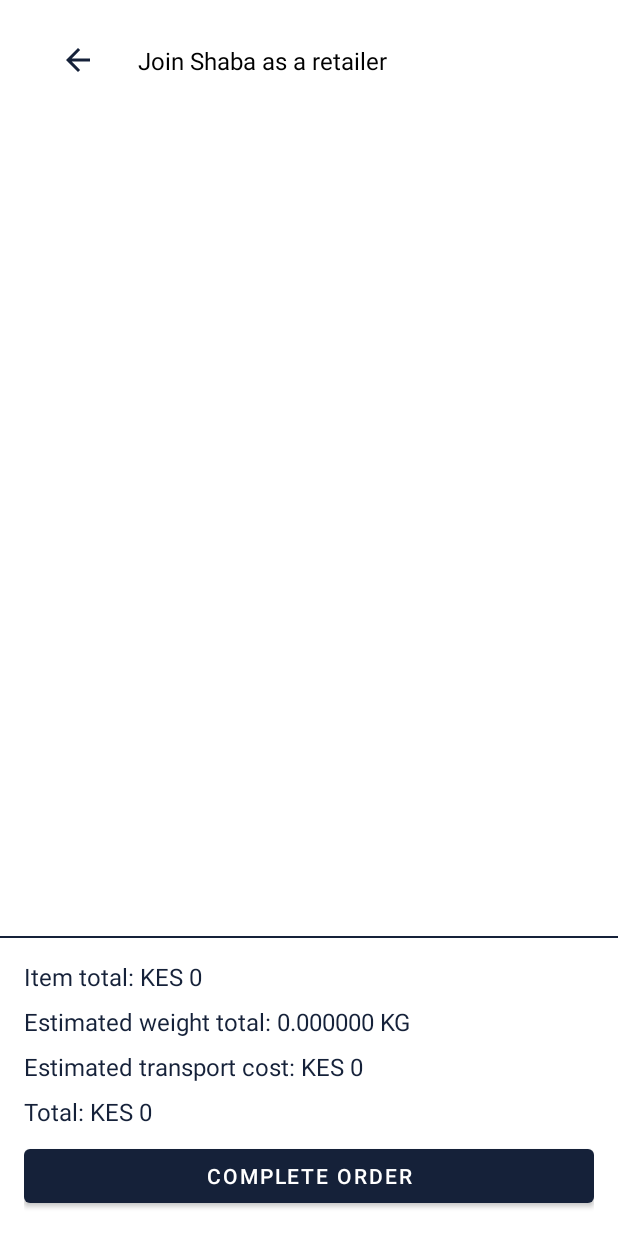
After one commit to jSangKibet/ShabaRetailerApp, an Android app: the fragment CartFragment placed in its activity, on a phone screen of 412 x 824 dp. The commit adds this screen. Run offline under Robolectric (Android 15) with nearby library versions, the phone set to English and light mode, and no system bars; our stand-ins replace Firebase (no records; nobody signed in at launch, a user with empty details on screens opened directly).

Commit message:
Item catalog show quantity in cart

```diff
--- a/app/src/main/java/com/acework/shabaretailer/CatalogActivity.java
+++ b/app/src/main/java/com/acework/shabaretailer/CatalogActivity.java
@@ -8,6 +8,7 @@ import androidx.appcompat.app.AppCompatActivity;
 import androidx.fragment.app.Fragment;
 import androidx.lifecycle.ViewModelProvider;
 
+import com.acework.shabaretailer.catalog.CartFragment;
 import com.acework.shabaretailer.catalog.CartItemFragment;
 import com.acework.shabaretailer.catalog.CatalogFragment;
 import com.acework.shabaretailer.model.Item;
@@ -24,8 +25,10 @@ import java.util.List;
 public class CatalogActivity extends AppCompatActivity {
     private CatalogFragment catalogFragment;
     private CartItemFragment cartItemFragment;
+    private CartFragment cartFragment;
     private Fragment activeFragment;
     private CartViewModel cartViewModel;
+    private boolean fromCatalog;
 
     @Override
     protected void onCreate(Bundle savedInstanceState) {
@@ -38,13 +41,27 @@ public class CatalogActivity extends AppCompatActivity {
 
     public void toCatalog() {
         getSupportFragmentManager().beginTransaction().hide(activeFragment).show(catalogFragment).commit();
-        activeFragment=catalogFragment;
+        activeFragment = catalogFragment;
     }
 
-    public void toCartItem(Item item) {
+    public void toCartItem(Item item, boolean fromCatalog) {
+        this.fromCatalog = fromCatalog;
         cartItemFragment.setItem(item);
         getSupportFragmentManager().beginTransaction().hide(activeFragment).show(cartItemFragment).commit();
-        activeFragment=cartItemFragment;
+        activeFragment = cartItemFragment;
+    }
+
+    public void toCart() {
+        getSupportFragmentManager().beginTransaction().hide(activeFragment).show(cartFragment).commit();
+        activeFragment = cartFragment;
+    }
+
+    public void backFromCatalog() {
+        if (fromCatalog) {
+            toCatalog();
+        } else {
+            toCart();
+        }
     }
 
     private void loadItems() {
@@ -71,7 +88,16 @@ public class CatalogActivity extends AppCompatActivity {
     private void initializeFragments() {
         catalogFragment = new CatalogFragment();
         cartItemFragment = new CartItemFragment();
-        getSupportFragmentManager().beginTransaction().add(R.id.fragment_container, catalogFragment).add(R.id.fragment_container, cartItemFragment).hide(cartItemFragment).show(catalogFragment).commit();
+        cartFragment = new CartFragment();
+        getSupportFragmentManager()
+                .beginTransaction()
+                .add(R.id.fragment_container, catalogFragment)
+                .add(R.id.fragment_container, cartItemFragment)
+                .add(R.id.fragment_container, cartFragment)
+                .hide(cartItemFragment)
+                .hide(cartFragment)
+                .show(catalogFragment)
+                .commit();
         activeFragment = catalogFragment;
     }
 }
--- /dev/null
+++ b/app/src/main/java/com/acework/shabaretailer/adapter/ItemInCartAdapter.java
@@ -0,0 +1,79 @@
+package com.acework.shabaretailer.adapter;
+
+import android.annotation.SuppressLint;
+import android.content.Context;
+import android.view.LayoutInflater;
+import android.view.View;
+import android.view.ViewGroup;
+import android.widget.TextView;
+
+import androidx.annotation.NonNull;
+import androidx.recyclerview.widget.RecyclerView;
+
+import com.acework.shabaretailer.R;
+import com.acework.shabaretailer.model.Item;
+import com.google.android.material.button.MaterialButton;
+
+import java.util.ArrayList;
+import java.util.List;
+
+public class ItemInCartAdapter extends RecyclerView.Adapter<ItemInCartAdapter.ItemViewHolder> {
+    private final LayoutInflater inflater;
+    private final Context context;
+    private final ItemActionListener itemActionListener;
+    private List<Item> itemsInCart;
+
+    public ItemInCartAdapter(Context context, ItemActionListener itemActionListener) {
+        this.context = context;
+        this.inflater = LayoutInflater.from(context);
+        this.itemActionListener = itemActionListener;
+        itemsInCart = new ArrayList<>();
+    }
+
+    @NonNull
+    @Override
+    public ItemViewHolder onCreateViewHolder(@NonNull ViewGroup parent, int viewType) {
+        View itemView = inflater.inflate(R.layout.list_item_item_in_cart, parent, false);
+        return new ItemViewHolder(itemView);
+    }
+
+    @Override
+    public void onBindViewHolder(@NonNull ItemViewHolder holder, int position) {
+        Item item = itemsInCart.get(position);
+        int total=item.getPrice()*item.getQuantity();
+        holder.name.setText(item.getName());
+        holder.total.setText(context.getString(R.string.total_in_cart, item.getPrice(), item.getQuantity(), total));
+        holder.edit.setOnClickListener(v -> itemActionListener.itemSelected(item));
+        holder.delete.setOnClickListener(v -> itemActionListener.itemRemoved(item));
+    }
+
+    @SuppressLint("NotifyDataSetChanged")
+    public void setItems(List<Item> itemsToDisplay) {
+        itemsInCart=itemsToDisplay;
+        notifyDataSetChanged();
+    }
+
+    @Override
+    public int getItemCount() {
+        return itemsInCart.size();
+    }
+
+
+    public interface ItemActionListener {
+        void itemSelected(Item item);
+        void itemRemoved(Item item);
+    }
+
+    public static class ItemViewHolder extends RecyclerView.ViewHolder {
+        private final TextView name, total;
+        private final MaterialButton edit, delete;
+
+        public ItemViewHolder(@NonNull View itemView) {
+            super(itemView);
+            name = itemView.findViewById(R.id.name);
+            edit = itemView.findViewById(R.id.edit);
+            total = itemView.findViewById(R.id.total);
+            delete = itemView.findViewById(R.id.delete);
+        }
+    }
+}
--- /dev/null
+++ b/app/src/main/java/com/acework/shabaretailer/catalog/CartFragment.java
@@ -0,0 +1,114 @@
+package com.acework.shabaretailer.catalog;
+
+import android.os.Bundle;
+import android.view.LayoutInflater;
+import android.view.View;
+import android.view.ViewGroup;
+import android.widget.TextView;
+
+import androidx.annotation.NonNull;
+import androidx.annotation.Nullable;
+import androidx.fragment.app.Fragment;
+import androidx.lifecycle.ViewModelProvider;
+import androidx.recyclerview.widget.LinearLayoutManager;
+import androidx.recyclerview.widget.RecyclerView;
+
+import com.acework.shabaretailer.CatalogActivity;
+import com.acework.shabaretailer.R;
+import com.acework.shabaretailer.adapter.ItemInCartAdapter;
+import com.acework.shabaretailer.model.Item;
+import com.acework.shabaretailer.viewmodel.CartViewModel;
+import com.google.android.material.button.MaterialButton;
+
+import java.util.ArrayList;
+import java.util.List;
+
+public class CartFragment extends Fragment implements ItemInCartAdapter.ItemActionListener {
+    private ItemInCartAdapter adapter;
+    private TextView total, weight, transport, estimatedTotal;
+    private MaterialButton complete, back;
+    private RecyclerView itemList;
+    private CartViewModel cartViewModel;
+
+    @Override
+    public void onCreate(Bundle savedInstanceState) {
+        super.onCreate(savedInstanceState);
+    }
+
+    @Override
+    public View onCreateView(LayoutInflater inflater, ViewGroup container,
+                             Bundle savedInstanceState) {
+        return inflater.inflate(R.layout.fragment_cart, container, false);
+    }
+
+    @Override
+    public void onViewCreated(@NonNull View view, @Nullable Bundle savedInstanceState) {
+        super.onViewCreated(view, savedInstanceState);
+        bindViews(view);
+        initializeList();
+        cartViewModel = new ViewModelProvider(requireActivity()).get(CartViewModel.class);
+        cartViewModel.getCart().observe(getViewLifecycleOwner(), itemsInCart -> {
+            adapter.setItems(getItemsInCart(itemsInCart));
+            computeTotals(itemsInCart);
+        });
+    }
+
+    private void bindViews(View view) {
+        itemList = view.findViewById(R.id.item_list);
+        total = view.findViewById(R.id.total);
+        complete = view.findViewById(R.id.complete_order);
+        weight = view.findViewById(R.id.weight);
+        transport = view.findViewById(R.id.transport);
+        estimatedTotal = view.findViewById(R.id.estimated_total);
+        back= view.findViewById(R.id.back_button);
+        back.setOnClickListener(v -> back());
+    }
+
+    private void initializeList() {
+        itemList.setLayoutManager(new LinearLayoutManager(requireContext()));
+        adapter = new ItemInCartAdapter(requireContext(), this);
+        itemList.setAdapter(adapter);
+    }
+
+    private void computeTotals(List<Item> itemsInCart) {
+        int totalPrice = 0;
+        double weightDbl = 0D;
+
+        for (Item itemInCart : itemsInCart) {
+            if (itemInCart.getQuantity() > 0) {
+                totalPrice += (itemInCart.getQuantity() * itemInCart.getPrice());
+                weightDbl += (itemInCart.getWeight() * itemInCart.getQuantity());
+            }
+        }
+
+        total.setText(getString(R.string.item_total, totalPrice));
+        weight.setText(getString(R.string.weight_total, weightDbl));
+        transport.setText(getString(R.string.transport, 0));
+        estimatedTotal.setText(getString(R.string.total, totalPrice));
+    }
+
+    private List<Item> getItemsInCart(List<Item> cart) {
+        List<Item> itemsInCart = new ArrayList<>();
+        for (Item itemInCart : cart) {
+            if (itemInCart.getQuantity() > 0) {
+                itemsInCart.add(itemInCart);
+            }
+        }
+        return itemsInCart;
+    }
+
+    @Override
+    public void itemRemoved(Item item) {
+        cartViewModel.removeItemFromCart(item.getSku());
+    }
+
+    @Override
+    public void itemSelected(Item item) {
+        ((CatalogActivity) requireActivity()).toCartItem(item, false);
+    }
+
+    private void back() {
+        cartViewModel.refresh();
+        ((CatalogActivity) requireActivity()).backFromCatalog();
+    }
+}
--- a/app/src/main/java/com/acework/shabaretailer/catalog/CartItemFragment.java
+++ b/app/src/main/java/com/acework/shabaretailer/catalog/CartItemFragment.java
@@ -126,7 +126,7 @@ public class CartItemFragment extends Fragment {
     private void back() {
         CartViewModel cartViewModel = new ViewModelProvider(requireActivity()).get(CartViewModel.class);
         cartViewModel.refresh();
-        ((CatalogActivity) requireActivity()).toCatalog();
+        ((CatalogActivity) requireActivity()).backFromCatalog();
     }
 
     public void setItem(Item item) {
--- /dev/null
+++ b/app/src/main/res/drawable/delete_24.xml
@@ -0,0 +1,5 @@
+<vector android:height="24dp" android:tint="#000000"
+    android:viewportHeight="24" android:viewportWidth="24"
+    android:width="24dp" xmlns:android="http://schemas.android.com/apk/res/android">
+    <path android:fillColor="@android:color/white" android:pathData="M6,19c0,1.1 0.9,2 2,2h8c1.1,0 2,-0.9 2,-2V7H6v12zM19,4h-3.5l-1,-1h-5l-1,1H5v2h14V4z"/>
+</vector>
--- /dev/null
+++ b/app/src/main/res/layout/fragment_cart.xml
@@ -0,0 +1,104 @@
+<?xml version="1.0" encoding="utf-8"?>
+<androidx.constraintlayout.widget.ConstraintLayout xmlns:android="http://schemas.android.com/apk/res/android"
+    xmlns:app="http://schemas.android.com/apk/res-auto"
+    xmlns:tools="http://schemas.android.com/tools"
+    android:layout_width="match_parent"
+    android:layout_height="match_parent"
+    android:animateLayoutChanges="true"
+    tools:context=".catalog.CartFragment">
+
+    <androidx.constraintlayout.widget.ConstraintLayout
+        android:id="@+id/header_layout"
+        android:layout_width="match_parent"
+        android:layout_height="wrap_content"
+        android:padding="16dp"
+        app:layout_constraintTop_toTopOf="parent">
+
+        <com.google.android.material.button.MaterialButton
+            android:id="@+id/back_button"
+            style="@style/Widget.MaterialComponents.Button.TextButton"
+            android:layout_width="wrap_content"
+            android:layout_height="wrap_content"
+            android:layout_marginStart="16dp"
+            android:minWidth="0dp"
+            app:icon="@drawable/arrow_back_24"
+            app:layout_constraintStart_toStartOf="parent"
+            app:layout_constraintTop_toTopOf="parent" />
+
+        <TextView
+            android:id="@+id/title_text"
+            android:layout_width="wrap_content"
+            android:layout_height="wrap_content"
+            android:layout_marginStart="16dp"
+            android:text="@string/join_shaba_as_a_retailer"
+            android:textColor="@color/black"
+            android:textSize="16sp"
+            app:layout_constraintBottom_toBottomOf="@id/back_button"
+            app:layout_constraintStart_toEndOf="@id/back_button"
+            app:layout_constraintTop_toTopOf="@id/back_button" />
+    </androidx.constraintlayout.widget.ConstraintLayout>
+
+    <androidx.recyclerview.widget.RecyclerView
+        android:id="@+id/item_list"
+        android:layout_width="match_parent"
+        android:layout_height="0dp"
+        android:layout_marginTop="8dp"
+        app:layout_constraintBottom_toTopOf="@id/summary_layout"
+        app:layout_constraintTop_toBottomOf="@id/header_layout" />
+
+    <androidx.constraintlayout.widget.ConstraintLayout
+        android:id="@+id/summary_layout"
+        android:layout_width="match_parent"
+        android:layout_height="wrap_content"
+        android:background="@drawable/bg_white_border_primary"
+        android:padding="16dp"
+        app:layout_constraintBottom_toBottomOf="parent">
+
+        <TextView
+            android:id="@+id/total"
+            android:layout_width="wrap_content"
+            android:layout_height="wrap_content"
+            android:layout_marginBottom="8dp"
+            android:textColor="?attr/colorPrimary"
+            android:textSize="16sp"
+            app:layout_constraintBottom_toTopOf="@id/weight"
+            app:layout_constraintStart_toStartOf="parent" />
+
+        <TextView
+            android:id="@+id/weight"
+            android:layout_width="wrap_content"
+            android:layout_height="wrap_content"
+            android:layout_marginBottom="8dp"
+            android:textColor="?attr/colorPrimary"
+            android:textSize="16sp"
+            app:layout_constraintBottom_toTopOf="@id/transport"
+            app:layout_constraintStart_toStartOf="parent" />
+
+        <TextView
+            android:id="@+id/transport"
+            android:layout_width="wrap_content"
+            android:layout_height="wrap_content"
+            android:layout_marginBottom="8dp"
+            android:textColor="?attr/colorPrimary"
+            android:textSize="16sp"
+            app:layout_constraintBottom_toTopOf="@id/estimated_total"
+            app:layout_constraintStart_toStartOf="parent" />
+
+        <TextView
+            android:id="@+id/estimated_total"
+            android:layout_width="wrap_content"
+            android:layout_height="wrap_content"
+            android:layout_marginBottom="8dp"
+            android:textColor="?attr/colorPrimary"
+            android:textSize="16sp"
+            app:layout_constraintBottom_toTopOf="@id/complete_order"
+            app:layout_constraintStart_toStartOf="parent" />
+
+        <com.google.android.material.button.MaterialButton
+            android:id="@+id/complete_order"
+            android:layout_width="match_parent"
+            android:layout_height="wrap_content"
+            android:text="@string/complete_order"
+            app:layout_constraintBottom_toBottomOf="parent" />
+    </androidx.constraintlayout.widget.ConstraintLayout>
+</androidx.constraintlayout.widget.ConstraintLayout>
--- a/app/src/main/res/layout/fragment_cart_item.xml
+++ b/app/src/main/res/layout/fragment_cart_item.xml
@@ -5,7 +5,7 @@
     android:layout_width="match_parent"
     android:layout_height="match_parent"
     android:padding="16dp"
-    tools:context=".catalog.CatalogFragment">
+    tools:context=".catalog.CartItemFragment">
 
     <com.google.android.material.button.MaterialButton
         android:id="@+id/back_button"
--- a/app/src/main/res/values/strings.xml
+++ b/app/src/main/res/values/strings.xml
@@ -37,10 +37,14 @@
     <string name="weight">Weight:</string>
     <string name="sku">SKU:</string>
     <string name="total">Total: KES %,d</string>
-    <string name="weight_formatted">%.2f Kg</string>
+    <string name="weight_formatted">%.2f KG</string>
     <string name="complete_order">Complete order</string>
     <string name="unique_tem_count">Number of unique items in cart: %d</string>
     <string name="total_item_count">Total number of items in cart: %d</string>
     <string name="order_total">Order total: %,d</string>
     <string name="qty">Qty: %d</string>
+    <string name="total_in_cart">%,d x %,d = %,d</string>
+    <string name="item_total">Item total: KES %,d</string>
+    <string name="weight_total">Estimated weight total: %,2f KG</string>
+    <string name="transport">Estimated transport cost: KES %,d</string>
 </resources>
```
Also changed, not shown: app/src/main/java/com/acework/shabaretailer/catalog/CatalogFragment.java (+6 -1 lines), app/src/main/java/com/acework/shabaretailer/viewmodel/CartViewModel.java (+9 -0 lines), app/src/main/res/layout/list_item_item_in_cart.xml (added, +66 -0 lines).
